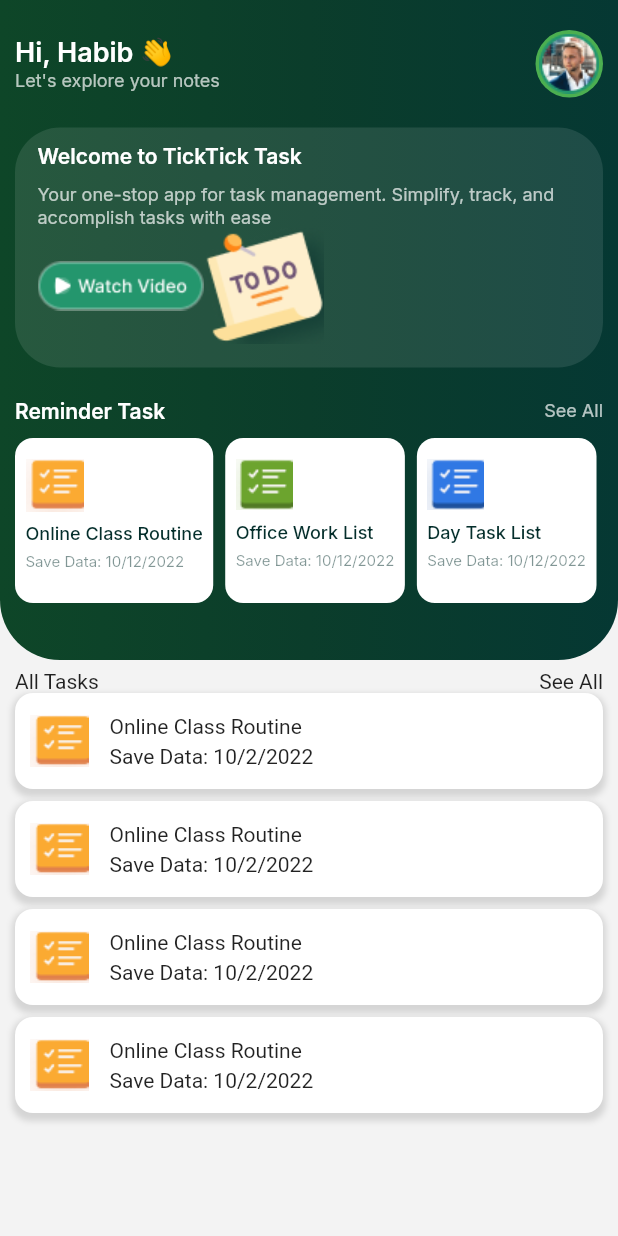
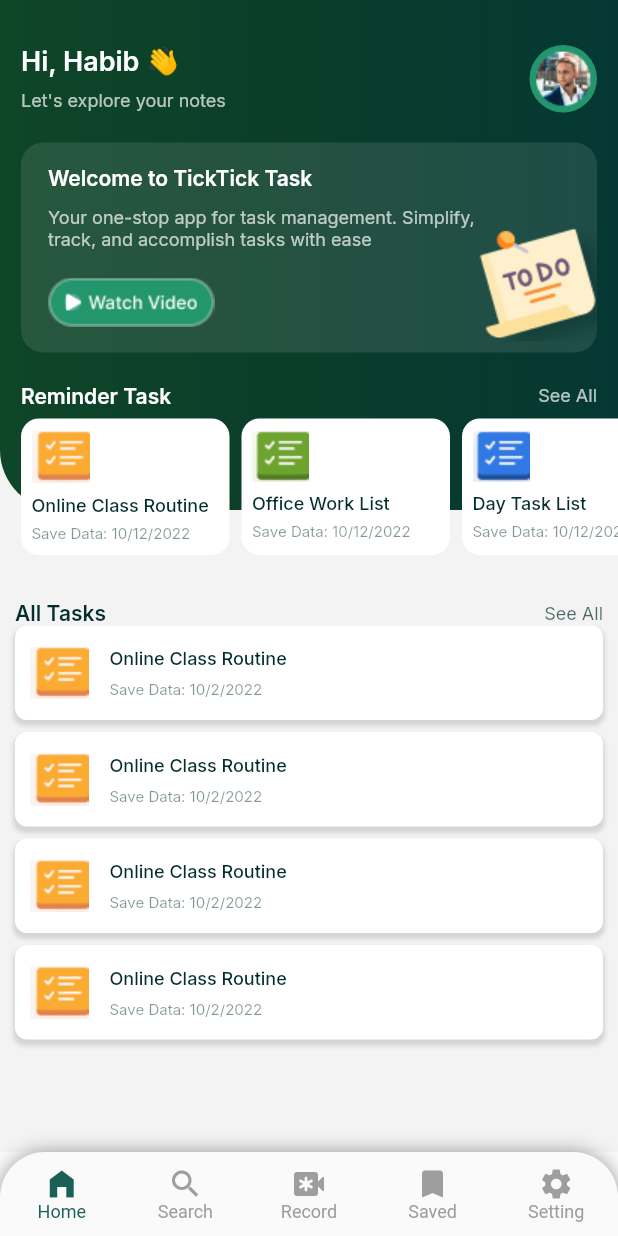
Before and after one commit to SimantoTareq/Flutter-UI, a Flutter app: the screen it shows after launch, on a phone screen of 412 x 824 dp. Run offline on Flutter 3.47's test engine with Material 2 defaults, Android fonts, the phone set to English and light mode, and no system bars; our stand-ins replace dropdown_button2, google_fonts, shared_preferences.

Commit message:
upto list view

```diff
--- /dev/null
+++ b/task_list/lib/NavBar/nav_bar.dart
@@ -0,0 +1,85 @@
+import 'package:flutter/material.dart';
+import 'package:task_list/home_page.dart';
+import 'package:task_list/screen/record.dart';
+import 'package:task_list/screen/saved.dart';
+import 'package:task_list/screen/search.dart';
+import 'package:task_list/screen/setting.dart';
+
+class BottomTab extends StatefulWidget {
+  @override
+  State<StatefulWidget> createState() {
+    return _BottomTab();
+  }
+}
+
+class _BottomTab extends State<BottomTab> {
+  int _selectedTabIndex = 0;
+
+  List _pages = [
+    HomePage(),
+    searchPage(),
+    recordPage(),
+    savedPage(),
+    settingPage()
+  ];
+
+  _changeIndex(int index) {
+    setState(() {
+      _selectedTabIndex = index;
+      print("index..." + index.toString());
+    });
+  }
+
+  @override
+  Widget build(BuildContext context) {
+    return Scaffold(
+      body: Center(child: _pages[_selectedTabIndex]),
+      bottomNavigationBar: bottomNavigationBar,
+    );
+  }
+
+  Widget get bottomNavigationBar {
+    return Container(
+        decoration: BoxDecoration(
+          borderRadius: BorderRadius.only(
+              topRight: Radius.circular(30), topLeft: Radius.circular(30)),
+          boxShadow: [
+            BoxShadow(color: Colors.black38, spreadRadius: 0, blurRadius: 10),
+          ],
+        ),
+        child: ClipRRect(
+          borderRadius: BorderRadius.only(
+            topLeft: Radius.circular(30.0),
+            topRight: Radius.circular(30.0),
+          ),
+          child: BottomNavigationBar(
+            currentIndex: _selectedTabIndex,
+            onTap: _changeIndex,
+            type: BottomNavigationBarType.fixed,
+            selectedFontSize: 12,
+            unselectedFontSize: 12,
+            selectedItemColor: Color(0xff1B6056),
+            unselectedItemColor: Colors.grey[500],
+            showUnselectedLabels: true,
+            items: <BottomNavigationBarItem>[
+              BottomNavigationBarItem(
+                icon: Icon(Icons.home_filled),
+                label: ('Home'),
+              ),
+              BottomNavigationBarItem(
+                icon: new Icon(Icons.search),
+                label: ('Search'),
+              ),
+              BottomNavigationBarItem(
+                icon: new Icon(Icons.emergency_recording_rounded),
+                label: ('Record'),
+              ),
+              BottomNavigationBarItem(
+                  icon: Icon(Icons.bookmark_outlined), label: ('Saved')),
+              BottomNavigationBarItem(
+                  icon: Icon(Icons.settings), label: ('Setting')),
+            ],
+          ),
+        ));
+  }
+}
--- a/task_list/lib/all_task.dart
+++ b/task_list/lib/all_task.dart
@@ -1,6 +1,7 @@
 import 'package:flutter/cupertino.dart';
 import 'package:flutter/src/widgets/container.dart';
 import 'package:flutter/src/widgets/framework.dart';
+import 'package:task_list/style/my_style.dart';
 
 class AllTask extends StatefulWidget {
   const AllTask({super.key});
@@ -19,28 +20,35 @@ class _AllTaskState extends State<AllTask> {
           Row(
             mainAxisAlignment: MainAxisAlignment.spaceBetween,
             children: [
-              Text("All Tasks"),
-              Text("See All"),
+              Text(
+                "All Tasks",
+                style: myStyle(14, Color(0xff042E2B), FontWeight.w600),
+              ),
+              Text(
+                "See All",
+                style: myStyle(
+                    12, Color(0xff042E2B).withOpacity(0.7), FontWeight.w400),
+              ),
             ],
           ),
           Container(
             //height: double.infinity,
             child: ListView.separated(
                 shrinkWrap: true,
-                physics: NeverScrollableScrollPhysics(),
-                //  primary: true,
+                // physics: NeverScrollableScrollPhysics(),
+                primary: true,
                 scrollDirection: Axis.vertical,
                 itemBuilder: (context, index) {
                   return Container(
                     padding: EdgeInsets.symmetric(vertical: 14, horizontal: 10),
                     decoration: BoxDecoration(
                       color: Color.fromARGB(255, 255, 255, 255),
-                      borderRadius: BorderRadius.circular(12),
+                      borderRadius: BorderRadius.circular(8),
                       boxShadow: [
                         BoxShadow(
                           color: Color.fromARGB(255, 213, 213, 213),
-                          spreadRadius: 2,
-                          blurRadius: 3,
+                          spreadRadius: 1,
+                          blurRadius: 1.5,
                           offset: Offset(0, 3), // changes position of shadow
                         ),
                       ],
@@ -54,11 +62,21 @@ class _AllTaskState extends State<AllTask> {
                         Column(
                           crossAxisAlignment: CrossAxisAlignment.start,
                           children: [
-                            Text("Online Class Routine"),
+                            Text(
+                              "Online Class Routine",
+                              style: myStyle(
+                                  12, Color(0xff042E2B), FontWeight.w500),
+                            ),
                             SizedBox(
-                              height: 4,
+                              height: 7,
                             ),
-                            Text("Save Data: 10/2/2022"),
+                            Text(
+                              "Save Data: 10/2/2022",
+                              style: myStyle(
+                                  10,
+                                  Color(0xff042E2B).withOpacity(.5),
+                                  FontWeight.w400),
+                            ),
                           ],
                         )
                       ],
--- a/task_list/lib/home_page.dart
+++ b/task_list/lib/home_page.dart
@@ -23,9 +23,29 @@ class _HomePageState extends State<HomePage> {
         // physics: NeverScrollableScrollPhysics(),
         child: Column(
           children: [
+            Stack(
+              children: [
                 Container(
-              padding: EdgeInsets.fromLTRB(10, 20, 10, 0),
-              height: 440,
+                  padding: EdgeInsets.fromLTRB(14, 20, 14, 0),
+                  height: 400,
+                  decoration: BoxDecoration(
+                    color: Color(0xffF3F3F3),
+                    // gradient: LinearGradient(
+                    //     begin: Alignment.topLeft,
+                    //     end: Alignment.topRight,
+                    //     colors: [
+                    //       Color(0xff0E4628),
+                    //       Color(0xff0B3D2B),
+                    //       Color(0xff053833)
+                    //     ]),
+                    borderRadius: BorderRadius.only(
+                        bottomLeft: Radius.circular(40),
+                        bottomRight: Radius.circular(40)),
+                  ),
+                ),
+                Container(
+                  padding: EdgeInsets.fromLTRB(14, 30, 14, 0),
+                  height: 340,
                   decoration: BoxDecoration(
                     gradient: LinearGradient(
                         begin: Alignment.topLeft,
@@ -54,11 +74,14 @@ class _HomePageState extends State<HomePage> {
                         children: [
                           Text(
                             "Reminder Task",
-                        style: myStyle(14, Color(0xffFFFFFF), FontWeight.w600),
+                            style:
+                                myStyle(14, Color(0xffFFFFFF), FontWeight.w600),
                           ),
                           Text(
                             "See All",
-                        style: myStyle(12, Color(0xffFFFFFF).withOpacity(0.7),
+                            style: myStyle(
+                                12,
+                                Color(0xffFFFFFF).withOpacity(0.7),
                                 FontWeight.w400),
                           ),
                         ],
@@ -66,12 +89,14 @@ class _HomePageState extends State<HomePage> {
                       SizedBox(
                         height: 10,
                       ),
-                  TaskList()
                     ],
                   ),
                 ),
-            SizedBox(
-              height: 6,
+                Positioned(
+                  bottom: 30,
+                  child: TaskList(),
+                )
+              ],
             ),
             AllTask()
           ],
--- a/task_list/lib/main.dart
+++ b/task_list/lib/main.dart
@@ -1,4 +1,5 @@
 import 'package:flutter/material.dart';
+import 'package:task_list/NavBar/nav_bar.dart';
 import 'package:task_list/home_page.dart';
 
 void main() {
@@ -26,6 +27,6 @@ class MyApp extends StatelessWidget {
           // is not restarted.
           primarySwatch: Colors.blue,
         ),
-        home: HomePage());
+        home: BottomTab());
   }
 }
--- /dev/null
+++ b/task_list/lib/screen/record.dart
@@ -0,0 +1,16 @@
+import 'package:flutter/src/widgets/container.dart';
+import 'package:flutter/src/widgets/framework.dart';
+
+class recordPage extends StatefulWidget {
+  const recordPage({super.key});
+
+  @override
+  State<recordPage> createState() => _recordPageState();
+}
+
+class _recordPageState extends State<recordPage> {
+  @override
+  Widget build(BuildContext context) {
+    return Container();
+  }
+}
--- /dev/null
+++ b/task_list/lib/screen/saved.dart
@@ -0,0 +1,16 @@
+import 'package:flutter/src/widgets/container.dart';
+import 'package:flutter/src/widgets/framework.dart';
+
+class savedPage extends StatefulWidget {
+  const savedPage({super.key});
+
+  @override
+  State<savedPage> createState() => _savedPageState();
+}
+
+class _savedPageState extends State<savedPage> {
+  @override
+  Widget build(BuildContext context) {
+    return Container();
+  }
+}
--- /dev/null
+++ b/task_list/lib/screen/search.dart
@@ -0,0 +1,16 @@
+import 'package:flutter/src/widgets/container.dart';
+import 'package:flutter/src/widgets/framework.dart';
+
+class searchPage extends StatefulWidget {
+  const searchPage({super.key});
+
+  @override
+  State<searchPage> createState() => _searchPageState();
+}
+
+class _searchPageState extends State<searchPage> {
+  @override
+  Widget build(BuildContext context) {
+    return Container();
+  }
+}
--- /dev/null
+++ b/task_list/lib/screen/setting.dart
@@ -0,0 +1,16 @@
+import 'package:flutter/src/widgets/container.dart';
+import 'package:flutter/src/widgets/framework.dart';
+
+class settingPage extends StatefulWidget {
+  const settingPage({super.key});
+
+  @override
+  State<settingPage> createState() => _settingPageState();
+}
+
+class _settingPageState extends State<settingPage> {
+  @override
+  Widget build(BuildContext context) {
+    return Container();
+  }
+}
--- a/task_list/lib/task_list.dart
+++ b/task_list/lib/task_list.dart
@@ -16,12 +16,17 @@ class _TaskListState extends State<TaskList> {
   @override
   Widget build(BuildContext context) {
     return Container(
-      height: 110,
+      padding: EdgeInsets.fromLTRB(14, 0, 14, 0),
+      height: 91,
       child: ListView.separated(
+          physics: ClampingScrollPhysics(),
+          primary: false,
+          shrinkWrap: true,
           scrollDirection: Axis.horizontal,
           itemBuilder: (context, index) {
             return Container(
-              padding: EdgeInsets.symmetric(horizontal: 7, vertical: 14),
+              width: 139,
+              padding: EdgeInsets.symmetric(horizontal: 7, vertical: 8),
               decoration: BoxDecoration(
                 color: Color.fromARGB(255, 255, 255, 255),
                 borderRadius: BorderRadius.circular(12),
--- a/task_list/lib/top.dart
+++ b/task_list/lib/top.dart
@@ -25,6 +25,9 @@ class _TopPartState extends State<TopPart> {
                 "Hi, Habib 👋",
                 style: myStyle(18, Color(0xffFFFFFF), FontWeight.w600),
               ),
+              SizedBox(
+                height: 7,
+              ),
               Text(
                 "Let's explore your notes",
                 style: myStyle(
@@ -36,7 +39,7 @@ class _TopPartState extends State<TopPart> {
             height: 45,
             width: 45,
             decoration: BoxDecoration(
-              color: Colors.green,
+              color: Color(0xff24966D),
               borderRadius: BorderRadius.circular(50),
             ),
             child: Image.asset(
--- a/task_list/lib/welcome_card.dart
+++ b/task_list/lib/welcome_card.dart
@@ -16,15 +16,16 @@ class _WelcomeCardState extends State<WelcomeCard> {
   Widget build(BuildContext context) {
     return Container(
       child: Container(
-        padding: EdgeInsets.symmetric(horizontal: 15, vertical: 10),
-        height: 160,
+        padding: EdgeInsets.fromLTRB(18, 15, 0, 0),
+        height: 140,
         width: double.infinity,
         decoration: BoxDecoration(
           color: Color(0xffFFFFFF).withOpacity(.1),
-          borderRadius: BorderRadius.circular(30),
+          borderRadius: BorderRadius.circular(15),
         ),
         child: Stack(children: [
-          Column(
+          Container(
+            child: Column(
               crossAxisAlignment: CrossAxisAlignment.start,
               children: [
                 Text(
@@ -35,19 +36,24 @@ class _WelcomeCardState extends State<WelcomeCard> {
                   height: 10,
                 ),
                 Text(
-                "Your one-stop app for task management. Simplify, track, and accomplish tasks with ease",
+                  "Your one-stop app for task management. Simplify,\ntrack, and accomplish tasks with ease",
                   style: myStyle(
                       12, Color(0xffFFFFFF).withOpacity(0.7), FontWeight.w400),
                 ),
-              Row(
-                //mainAxisAlignment: MainAxisAlignment.spaceBetween,
-                children: [
+                SizedBox(
+                  height: 18,
+                ),
                 Image.asset("images/Frame3.png"),
-                  Image.asset("images/Group1.png"),
               ],
             ),
-            ],
           ),
+          Positioned(
+            right: 0,
+            bottom: 8,
+            child: Container(
+              child: Image.asset("images/Group1.png"),
+            ),
+          )
         ]),
       ),
     );
```
Also changed, not shown: task_list/images/Home.png (added). Lines whose indentation alone changed are shown as unchanged.
